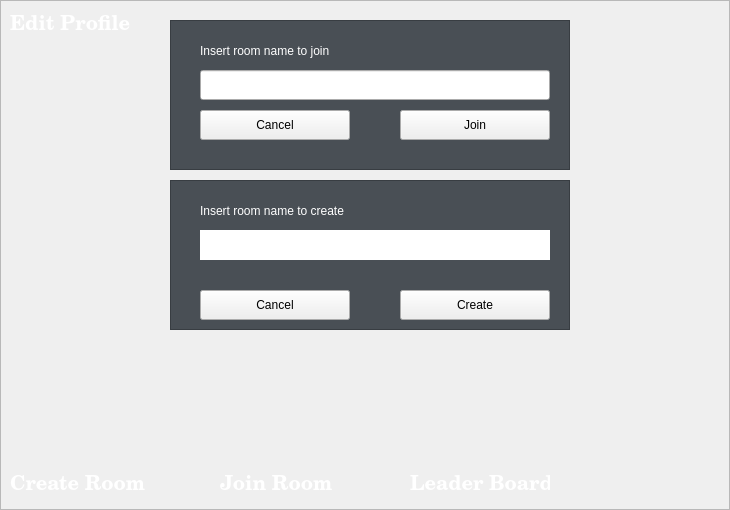
Before: the Qt Designer form src/client/menu_login.ui in SaDaNdLoNeLy/tictactoe, drawn with Qt 5.
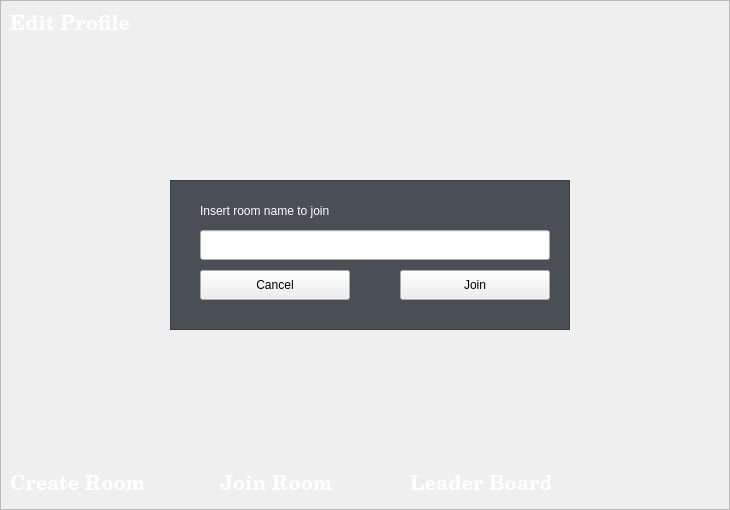
After: the same form once the commit is applied. Icons and pictures are not drawn.

The edit to the form file:
```diff
--- a/src/client/menu_login.ui
+++ b/src/client/menu_login.ui
@@ -320,7 +320,7 @@
    <property name="geometry">
     <rect>
      <x>170</x>
-     <y>20</y>
+     <y>180</y>
      <width>400</width>
      <height>150</height>
     </rect>
```
